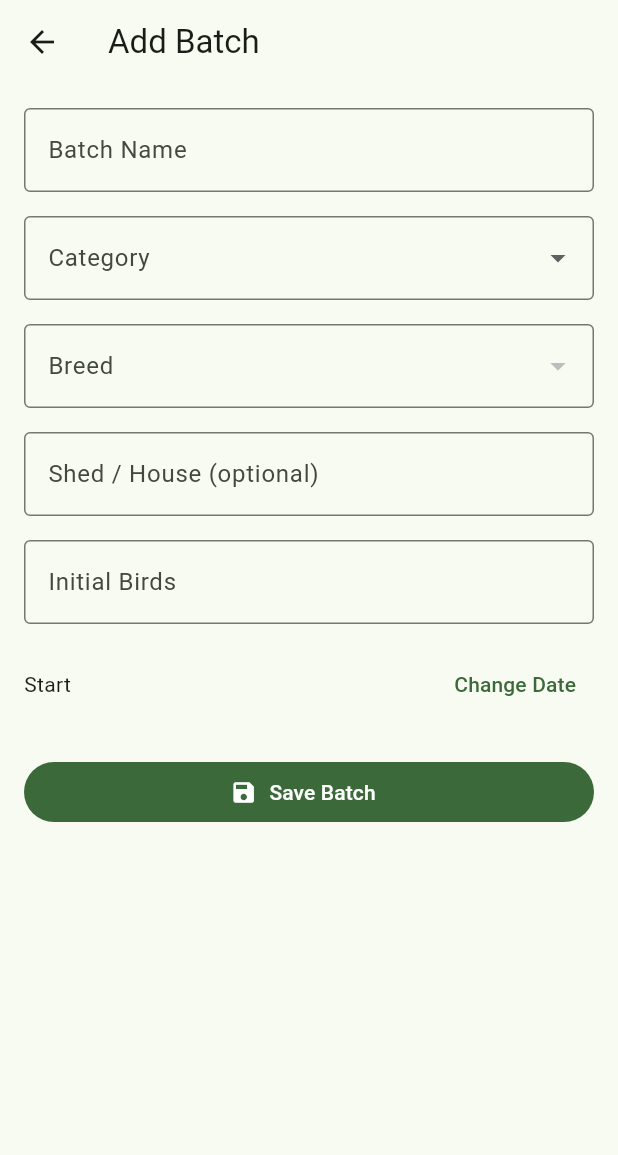
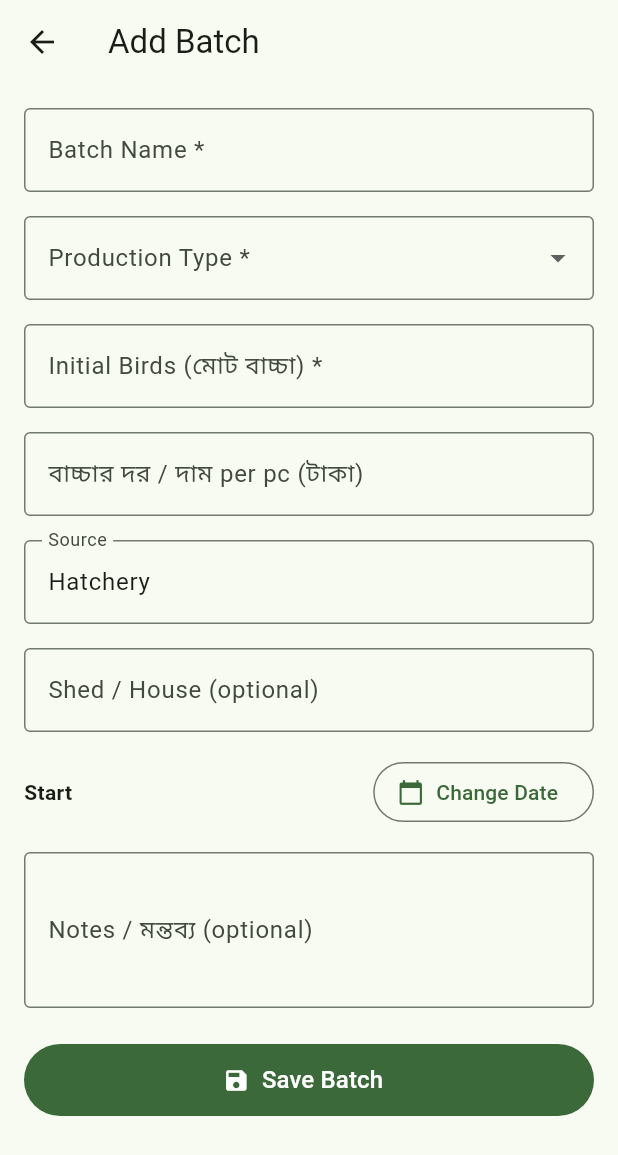
Before and after one commit to fahimapearl-bit/Rately-farms, a Flutter app: the screen it shows once a user with an empty profile is signed in, after a tap on "Add Batch", on a phone screen of 412 x 824 dp. Shown: the top 1155 px of the screen. Run offline on Flutter 3.47's test engine with Material 3 defaults, Android fonts, the phone set to English and light mode, and no system bars; our stand-ins replace shared_preferences, supabase_flutter; accounts and stored records are empty.

Commit message:
Add new AddBatchPageNew screen with dynamic categories

```diff
--- /dev/null
+++ b/lib/add_batch_screen.dart
@@ -0,0 +1,320 @@
+import 'dart:convert';
+import 'package:flutter/material.dart';
+import 'package:shared_preferences/shared_preferences.dart';
+import 'main.dart';
+import 'models.dart' as cloud_models;
+import 'supabase_repository.dart';
+
+class AddBatchPageNew extends StatefulWidget {
+  const AddBatchPageNew({super.key});
+
+  @override
+  State<AddBatchPageNew> createState() => _AddBatchPageNewState();
+}
+
+class _AddBatchPageNewState extends State<AddBatchPageNew> {
+  final _formKey = GlobalKey<FormState>();
+
+  final nameController = TextEditingController();
+  final shedController = TextEditingController();
+  final initialBirdsController = TextEditingController();
+  final chickPriceController = TextEditingController();
+  final sourceController = TextEditingController(text: 'Hatchery');
+  final notesController = TextEditingController();
+  final customCategoryController = TextEditingController();
+
+  String? productionType;
+  String? productionCategory;
+  String? breed;
+  DateTime startDate = DateTime.now();
+
+  final meatCategories = ['Broiler', 'Sonali', 'Deshi', 'Other'];
+  final eggCategories = ['Layer', 'Sonali', 'Deshi', 'Other'];
+
+  final broilerBreeds = ['Ross 308', 'Cobb 500', 'Hubbard', 'Vencob'];
+  final layerBreeds = ['Hy-Line Brown', 'ISA Brown', 'Lohmann', 'White Leghorn'];
+  final generalBreeds = ['Sonali Classic', 'Deshi Cross', 'Fayoumi', 'RIR'];
+
+  List<String> get currentCategories {
+    if (productionType == 'Meat Production') return meatCategories;
+    if (productionType == 'Egg Production') return eggCategories;
+    return [];
+  }
+
+  List<String> get breedList {
+    if (productionCategory == 'Broiler') return broilerBreeds;
+    if (productionCategory == 'Layer') return layerBreeds;
+    return generalBreeds;
+  }
+
+  @override
+  void dispose() {
+    nameController.dispose();
+    shedController.dispose();
+    initialBirdsController.dispose();
+    chickPriceController.dispose();
+    sourceController.dispose();
+    notesController.dispose();
+    customCategoryController.dispose();
+    super.dispose();
+  }
+
+  Future<void> pickDate() async {
+    final picked = await showDatePicker(
+      context: context,
+      initialDate: startDate,
+      firstDate: DateTime(2020),
+      lastDate: DateTime(2100),
+    );
+    if (picked != null) setState(() => startDate = picked);
+  }
+
+  Future<void> saveBatch() async {
+    if (_formKey.currentState!.validate()) {
+      final initialBirds = int.tryParse(initialBirdsController.text.trim());
+      if (initialBirds == null || initialBirds <= 0) {
+        ScaffoldMessenger.of(context).showSnackBar(
+          const SnackBar(content: Text('Initial Birds-এ 0-এর বেশি সংখ্যা দিন')),
+        );
+        return;
+      }
+
+      final finalCategory = (productionCategory == 'Other')
+          ? customCategoryController.text.trim()
+          : (productionCategory ?? 'General');
+
+      try {
+        final cloud = SupabaseRepository();
+        final cloudBatch = await cloud.createBatch(cloud_models.Batch(
+          id: '',
+          userId: cloud.userId,
+          name: nameController.text.trim(),
+          productionType: productionType ?? 'Meat Production',
+          productionCategory: finalCategory,
+          breed: breed ?? finalCategory,
+          startDate: startDate,
+          initialBirds: initialBirds,
+        ));
+
+        final batch = Batch(
+          id: cloudBatch.id,
+          name: nameController.text.trim(),
+          category: finalCategory,
+          breed: breed ?? finalCategory,
+          shed: shedController.text.trim(),
+          startDate: startDate,
+          initialBirds: initialBirds,
+          status: 'Active',
+        );
+
+        batches.add(batch);
+
+        final prefs = await SharedPreferences.getInstance();
+        await prefs.setStringList(
+          'batches',
+          batches.map((e) => jsonEncode(e.toJson())).toList(),
+        );
+
+        if (!mounted) return;
+        ScaffoldMessenger.of(context).showSnackBar(
+          const SnackBar(content: Text('নতুন Batch সফলভাবে তৈরি হয়েছে!')),
+        );
+        Navigator.pop(context);
+      } catch (error) {
+        if (!mounted) return;
+        ScaffoldMessenger.of(context).showSnackBar(
+          SnackBar(
+            content: Text('Batch save হয়নি: $error'),
+            backgroundColor: Colors.red,
+            duration: const Duration(seconds: 8),
+          ),
+        );
+      }
+    }
+  }
+
+  @override
+  Widget build(BuildContext context) {
+    return Scaffold(
+      appBar: AppBar(title: const Text('Add Batch')),
+      body: SingleChildScrollView(
+        padding: const EdgeInsets.all(16),
+        child: Form(
+          key: _formKey,
+          child: Column(
+            crossAxisAlignment: CrossAxisAlignment.start,
+            children: [
+              TextFormField(
+                controller: nameController,
+                decoration: const InputDecoration(
+                  labelText: 'Batch Name *',
+                  hintText: 'B-2026-01',
+                  border: OutlineInputBorder(),
+                ),
+                validator: (v) =>
+                    v == null || v.trim().isEmpty ? 'Batch Name দিন' : null,
+              ),
+              const SizedBox(height: 16),
+
+              DropdownButtonFormField<String>(
+                value: productionType,
+                decoration: const InputDecoration(
+                  labelText: 'Production Type *',
+                  border: OutlineInputBorder(),
+                ),
+                items: const [
+                  DropdownMenuItem(
+                    value: 'Meat Production',
+                    child: Text('Meat Production'),
+                  ),
+                  DropdownMenuItem(
+                    value: 'Egg Production',
+                    child: Text('Egg Production'),
+                  ),
+                ],
+                onChanged: (v) {
+                  setState(() {
+                    productionType = v;
+                    productionCategory = null;
+                    breed = null;
+                  });
+                },
+                validator: (v) => v == null ? 'Production Type নির্বাচন করুন' : null,
+              ),
+              const SizedBox(height: 16),
+
+              if (productionType != null) ...[
+                DropdownButtonFormField<String>(
+                  value: productionCategory,
+                  decoration: const InputDecoration(
+                    labelText: 'Production Category *',
+                    border: OutlineInputBorder(),
+                  ),
+                  items: currentCategories
+                      .map((e) => DropdownMenuItem(value: e, child: Text(e)))
+                      .toList(),
+                  onChanged: (v) {
+                    setState(() {
+                      productionCategory = v;
+                      breed = null;
+                    });
+                  },
+                  validator: (v) => v == null ? 'Category নির্বাচন করুন' : null,
+                ),
+                const SizedBox(height: 16),
+                if (productionCategory == 'Other') ...[
+                  TextFormField(
+                    controller: customCategoryController,
+                    decoration: const InputDecoration(
+                      labelText: 'ক্যাটাগরির নাম লিখুন *',
+                      border: OutlineInputBorder(),
+                    ),
+                    validator: (v) =>
+                        v == null || v.trim().isEmpty ? 'ক্যাটাগরি লিখুন' : null,
+                  ),
+                  const SizedBox(height: 16),
+                ],
+              ],
+
+              if (productionCategory != null && productionCategory != 'Other') ...[
+                DropdownButtonFormField<String>(
+                  value: breed,
+                  decoration: const InputDecoration(
+                    labelText: 'Breed / জাত (optional)',
+                    border: OutlineInputBorder(),
+                  ),
+                  items: breedList
+                      .map((e) => DropdownMenuItem(value: e, child: Text(e)))
+                      .toList(),
+                  onChanged: (v) => setState(() => breed = v),
+                ),
+                const SizedBox(height: 16),
+              ],
+
+              TextFormField(
+                controller: initialBirdsController,
+                keyboardType: TextInputType.number,
+                decoration: const InputDecoration(
+                  labelText: 'Initial Birds (মোট বাচ্চা) *',
+                  border: OutlineInputBorder(),
+                ),
+                validator: (v) =>
+                    v == null || v.trim().isEmpty ? 'সংখ্যা দিন' : null,
+              ),
+              const SizedBox(height: 16),
+
+              TextFormField(
+                controller: chickPriceController,
+                keyboardType: const TextInputType.numberWithOptions(decimal: true),
+                decoration: const InputDecoration(
+                  labelText: 'বাচ্চার দর / দাম per pc (টাকা)',
+                  hintText: '50.00',
+                  border: OutlineInputBorder(),
+                ),
+              ),
+              const SizedBox(height: 16),
+
+              TextFormField(
+                controller: sourceController,
+                decoration: const InputDecoration(
+                  labelText: 'Source',
+                  hintText: 'Hatchery',
+                  border: OutlineInputBorder(),
+                ),
+              ),
+              const SizedBox(height: 16),
+
+              TextFormField(
+                controller: shedController,
+                decoration: const InputDecoration(
+                  labelText: 'Shed / House (optional)',
+                  hintText: 'Shed-1',
+                  border: OutlineInputBorder(),
+                ),
+              ),
+              const SizedBox(height: 16),
+
+              Row(
+                children: [
+                  Expanded(
+                    child: Text(
+                      'Start Date: ${startDate.toLocal()}'.split(' ')[0],
+                      style: const TextStyle(fontWeight: FontWeight.bold),
+                    ),
+                  ),
+                  OutlinedButton.icon(
+                    onPressed: pickDate,
+                    icon: const Icon(Icons.calendar_today, size: 18),
+                    label: const Text('Change Date'),
+                  ),
+                ],
+              ),
+              const SizedBox(height: 16),
+
+              TextFormField(
+                controller: notesController,
+                maxLines: 3,
+                decoration: const InputDecoration(
+                  labelText: 'Notes / মন্তব্য (optional)',
+                  hintText: 'টিকা বা বিশেষ কোনো তথ্য...',
+                  border: OutlineInputBorder(),
+                ),
+              ),
+              const SizedBox(height: 24),
+
+              SizedBox(
+                width: double.infinity,
+                height: 48,
+                child: FilledButton.icon(
+                  onPressed: saveBatch,
+                  icon: const Icon(Icons.save),
+                  label: const Text('Save Batch', style: TextStyle(fontSize: 16)),
+                ),
+              ),
+            ],
+          ),
+        ),
+      ),
+    );
+  }
+}
--- a/lib/main.dart
+++ b/lib/main.dart
@@ -1,3 +1,4 @@
+import "add_batch_screen.dart";
 import 'dart:convert';
 import 'package:flutter/material.dart';
 import 'package:shared_preferences/shared_preferences.dart';
@@ -117,7 +118,7 @@ class HomePage extends StatelessWidget {
                 onPressed: () => Navigator.push(
                   context,
                   MaterialPageRoute(
-                      builder: (context) => const AddBatchPage()),
+                      builder: (context) => const AddBatchPageNew()),
                 ),
                 icon: const Icon(Icons.add_business),
                 label: const Text('Add Batch'),
```
